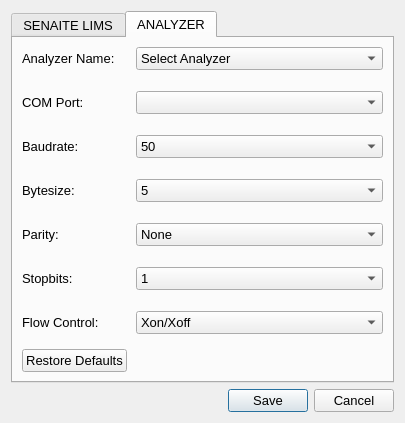
Old version of the form Settings/UI/settings.ui in the repository Berchie/astm-senaite.
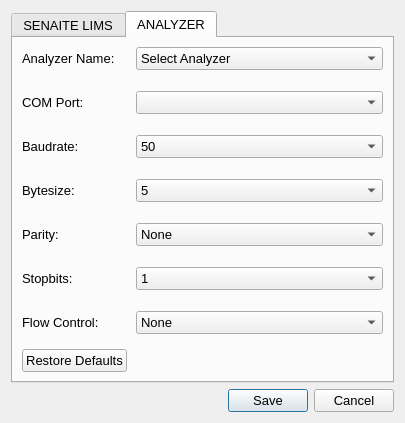
New version of the form. The open tabs and pages were chosen to show the change. Icons and pictures are not drawn.

Commit message: added the code features of settings ui

Diff of the .ui file:
```diff
--- a/Settings/UI/settings.ui
+++ b/Settings/UI/settings.ui
@@ -413,6 +413,12 @@
          </item>
          <item row="6" column="1">
           <widget class="QComboBox" name="cb_flow_control">
+           <property name="currentText">
+            <string>None</string>
+           </property>
+           <property name="currentIndex">
+            <number>2</number>
+           </property>
            <item>
             <property name="text">
              <string>Xon/Xoff</string>
```
Left out of the diff: 6 changed lines with no effect on the pictures. The commit also changes 6 other files.
